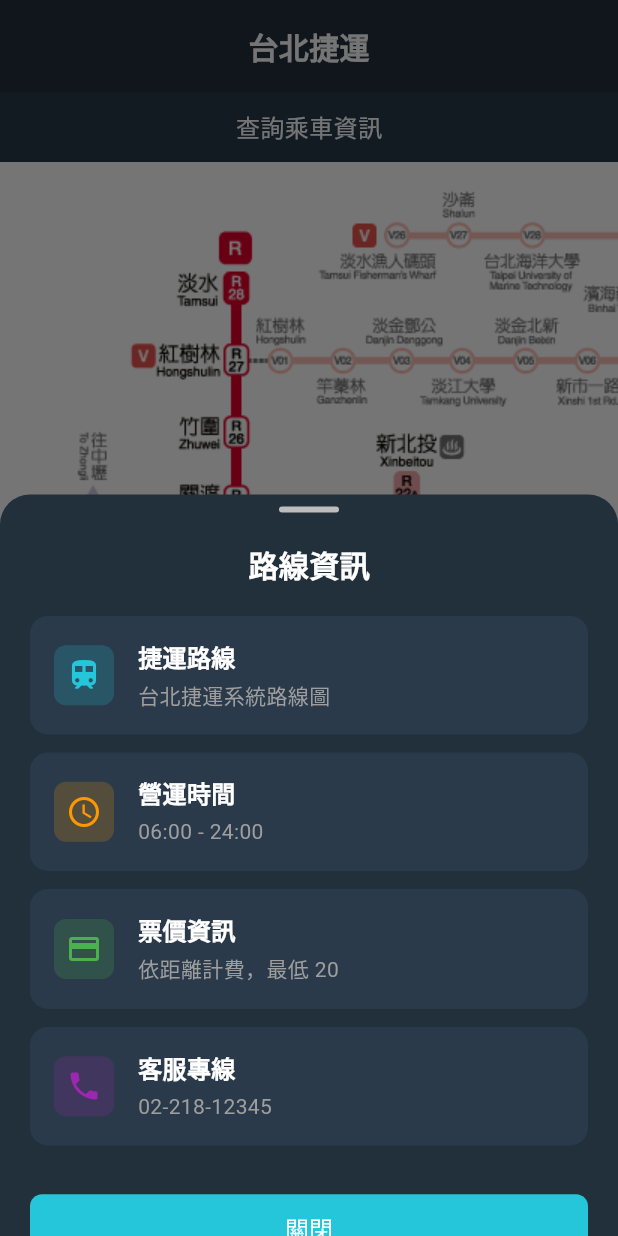
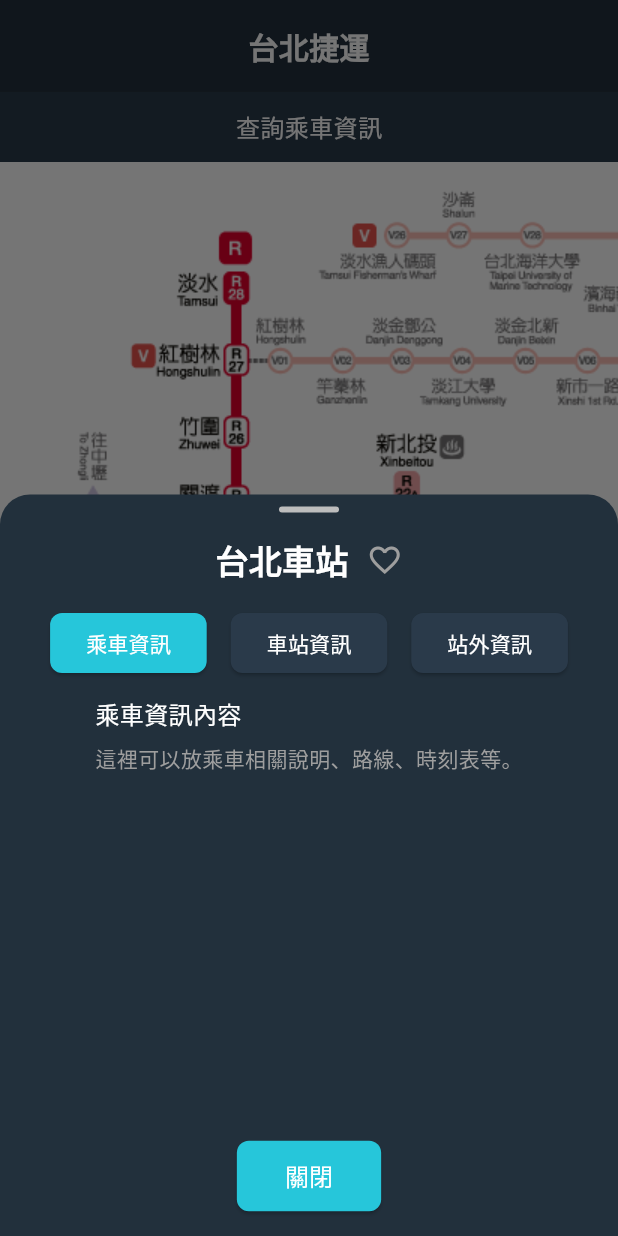
Before and after one commit to xuwwwww/metro-2025, a Flutter app: the RouteInfoPage widget shown alone on an empty page, opened directly, after a tap on the "info" icon, on a phone screen of 412 x 824 dp. Run offline on Flutter 3.47's test engine with Material 3 defaults, Android fonts, the phone set to English and light mode, and no system bars; our stand-ins replace cloud_firestore, firebase_core, firebase_remote_config, package_info_plus, pub_semver, shared_preferences; accounts and stored records are empty; project files that could hold a hidden picture were left out.

Commit message:
Add feature: 地圖標點 from on louis-0.3.0

```diff
--- a/lib/pages/route_info_page.dart
+++ b/lib/pages/route_info_page.dart
@@ -4,151 +4,36 @@
 class RouteInfoPage extends StatelessWidget {
   const RouteInfoPage({super.key});
 
+  // === 地圖原始像素大小 ===
+  static const double kMapW = 960;
+  static const double kMapH = 1280;
+
+  // 站點資料（相對座標 0~1）。先放幾筆示範，之後可用「座標擷取模式」補齊
+  static final List<StationPin> stationPins = [
+    StationPin(id: 'R11', title: '台北101/世貿', fx: 0.74, fy: 0.65),
+    // StationPin(id: 'G03', title: '松山機場', fx: 0.85, fy: 0.35),
+    StationPin(id: 'BL12R10',  title: '松江南京',  fx: 0.51, fy: 0.52),
+    StationPin(id: 'BL14O07',  title: '忠孝新生',  fx: 0.51, fy: 0.58),
+    StationPin(id: 'BL13',  title: '善導寺',  fx: 0.465, fy: 0.58),
+    StationPin(id: 'BL12R10',  title: '台北車站',  fx: 0.41, fy: 0.58),
+    StationPin(id: 'G14R11',  title: '中山',  fx: 0.41, fy: 0.52),
+    StationPin(id: 'BL11G12',  title: '西門',  fx: 0.345, fy: 0.58),
+    StationPin(id: 'G10R08',  title: '中正紀念堂',  fx: 0.41, fy: 0.65),
+    StationPin(id: 'G11',  title: '小南門',  fx: 0.345, fy: 0.645),
+  ];
+
   // Modal Bottom Sheet 函數
-  void _showModalBottomSheet(BuildContext context) {
+  void _showModalBottomSheet(BuildContext context, {String? stationName, String? stationId}) {
     showModalBottomSheet(
       context: context,
       backgroundColor: Colors.transparent,
       isScrollControlled: true,
       builder: (BuildContext context) {
-        return Container(
-          height: MediaQuery.of(context).size.height * 0.6,
-          decoration: const BoxDecoration(
-            color: Color(0xFF22303C),
-            borderRadius: BorderRadius.only(
-              topLeft: Radius.circular(20),
-              topRight: Radius.circular(20),
-            ),
-          ),
-          child: Column(
-            children: [
-              // 拖拉指示器
-              Container(
-                margin: const EdgeInsets.only(top: 8),
-                width: 40,
-                height: 4,
-                decoration: BoxDecoration(
-                  color: Colors.grey[400],
-                  borderRadius: BorderRadius.circular(2),
-                ),
-              ),
-
-              // 標題
-              Container(
-                padding: const EdgeInsets.all(20),
-                child: const Text(
-                  '路線資訊',
-                  style: TextStyle(
-                    color: Colors.white,
-                    fontSize: 20,
-                    fontWeight: FontWeight.bold,
-                  ),
-                ),
-              ),
-
-              // 內容區域
-              Expanded(
-                child: Padding(
-                  padding: const EdgeInsets.symmetric(horizontal: 20),
-                  child: ListView(
-                    children: [
-                      _buildInfoTile(
-                        icon: Icons.train,
-                        title: '捷運路線',
-                        subtitle: '台北捷運系統路線圖',
-                        color: const Color(0xFF26C6DA),
-                      ),
-                      _buildInfoTile(
-                        icon: Icons.access_time,
-                        title: '營運時間',
-                        subtitle: '06:00 - 24:00',
-                        color: Colors.orange,
-                      ),
-                      _buildInfoTile(
-                        icon: Icons.payment,
-                        title: '票價資訊',
-                        subtitle: '依距離計費，最低 20',
-                        color: Colors.green,
-                      ),
-                      _buildInfoTile(
-                        icon: Icons.phone,
-                        title: '客服專線',
-                        subtitle: '02-218-12345',
-                        color: Colors.purple,
-                      ),
-                      const SizedBox(height: 20),
-
-                      // 關閉按鈕
-                      ElevatedButton(
-                        onPressed: () => Navigator.pop(context),
-                        style: ElevatedButton.styleFrom(
-                          backgroundColor: const Color(0xFF26C6DA),
-                          foregroundColor: Colors.white,
-                          padding: const EdgeInsets.symmetric(vertical: 12),
-                          shape: RoundedRectangleBorder(
-                            borderRadius: BorderRadius.circular(8),
-                          ),
-                        ),
-                        child: const Text('關閉', style: TextStyle(fontSize: 16)),
-                      ),
-                    ],
-                  ),
-                ),
-              ),
-            ],
-          ),
+        return _StationInfoSheet(
+          stationName: stationName ?? '台北車站',
+          stationId: stationId ?? 'BL12R10',
         );
       },
-    );
-  }
-
-  // 資訊項目小工具
-  Widget _buildInfoTile({
-    required IconData icon,
-    required String title,
-    required String subtitle,
-    required Color color,
-  }) {
-    return Container(
-      margin: const EdgeInsets.only(bottom: 12),
-      padding: const EdgeInsets.all(16),
-      decoration: BoxDecoration(
-        color: const Color(0xFF2A3A4A),
-        borderRadius: BorderRadius.circular(12),
-      ),
-      child: Row(
-        children: [
-          Container(
-            padding: const EdgeInsets.all(8),
-            decoration: BoxDecoration(
-              color: color.withOpacity(0.2),
-              borderRadius: BorderRadius.circular(8),
-            ),
-            child: Icon(icon, color: color, size: 24),
-          ),
-          const SizedBox(width: 16),
-          Expanded(
-            child: Column(
-              crossAxisAlignment: CrossAxisAlignment.start,
-              children: [
-                Text(
-                  title,
-                  style: const TextStyle(
-                    color: Colors.white,
-                    fontSize: 16,
-                    fontWeight: FontWeight.w600,
-                  ),
-                ),
-                const SizedBox(height: 4),
-                Text(
-                  subtitle,
-                  style: const TextStyle(color: Colors.grey, fontSize: 14),
-                ),
-              ],
-            ),
-          ),
-        ],
-      ),
     );
   }
 
@@ -195,24 +80,29 @@
           Expanded(
             child: Stack(
               children: [
-                // 地圖區域
-                Container(
-                  width: double.infinity,
-                  decoration: BoxDecoration(color: Colors.white),
-                  child: InteractiveViewer(
+                // === 關鍵：把 Stack 放進 InteractiveViewer，讓點位跟地圖一起拖動 ===
+                InteractiveViewer(
                   constrained: false, // 允許圖片超出邊界，支援自由滑動
                   // minScale: 0.5, // 最小縮放比例 - 暫時註解
                   // maxScale: 5.0, // 最大縮放比例 - 暫時註解
                   boundaryMargin: const EdgeInsets.all(0), // 無邊界限制
                   panEnabled: true, // 允許拖拽 - 支援多方向滑動
                   scaleEnabled: false, // 禁用縮放，只允許滑動
-                    child: Image.asset(
+                  child: SizedBox(
+                    width: kMapW,
+                    height: kMapH,
+                    child: Stack(
+                      children: [
+                        // 地圖圖層
+                        Image.asset(
                           'lib/assets/routemap2023n.png',
                           fit: BoxFit.none, // 保持原始大小，允許滑動查看
+                          width: kMapW,
+                          height: kMapH,
                           errorBuilder: (context, error, stackTrace) {
                             return Container(
-                          width: double.infinity,
-                          height: double.infinity,
+                              width: kMapW,
+                              height: kMapH,
                               color: const Color(0xFF1A2327),
                               child: const Center(
                                 child: Column(
@@ -237,6 +127,15 @@
                             );
                           },
                         ),
+
+                        // 站點 pins
+                        for (final pin in stationPins)
+                          _PinWidget(
+                            pin: pin,
+                            onTap: () => _showModalBottomSheet(context, stationName: pin.title, stationId: pin.id),
+                          ),
+                      ],
+                    ),
                   ),
                 ),
 
@@ -258,3 +157,255 @@
     );
   }
 }
+
+// === 資料模型：相對座標 (fx, fy) ===
+class StationPin {
+  final String id;     // 例如 "BL12R10"
+  final String title;  // 顯示名稱
+  final double fx;     // 相對 X（0~1）
+  final double fy;     // 相對 Y（0~1）
+  const StationPin({
+    required this.id,
+    required this.title,
+    required this.fx,
+    required this.fy,
+  });
+}
+
+// === 單一 pin 的呈現（可切換為隱形 hit area）===
+class _PinWidget extends StatelessWidget {
+  const _PinWidget({required this.pin, required this.onTap});
+  final StationPin pin;
+  final VoidCallback onTap;
+
+  static const double _hit = 28;   // 觸控熱區大小
+  static const double _dot = 10;   // 中心圓點（debug用，可隱藏）
+
+  @override
+  Widget build(BuildContext context) {
+    // 由相對座標轉像素位置
+    const mapW = RouteInfoPage.kMapW;
+    const mapH = RouteInfoPage.kMapH;
+    final left = pin.fx * mapW - _hit / 2;
+    final top  = pin.fy * mapH - _hit / 2;
+
+    return Positioned(
+      left: left,
+      top: top,
+      width: _hit,
+      height: _hit,
+      child: InkWell(
+        onTap: onTap,
+        borderRadius: BorderRadius.circular(_hit / 2),
+        child: Center(
+          // 想要「隱形按鈕」就把這顆小方形拿掉
+          child: Container(
+            width: _dot,
+            height: _dot,
+            decoration: BoxDecoration(
+              color: Colors.cyanAccent.withOpacity(0.9),
+              shape: BoxShape.rectangle, // 改為方形
+              borderRadius: BorderRadius.circular(2), // 添加一點圓角
+              boxShadow: const [BoxShadow(blurRadius: 4, spreadRadius: 1)],
+            ),
+          ),
+        ),
+      ),
+    );
+  }
+}
+
+class _StationInfoSheet extends StatefulWidget {
+  final String stationName;
+  final String stationId;
+
+  const _StationInfoSheet({
+    this.stationName = '台北車站',
+    this.stationId = 'BL12R10',
+  });
+
+  @override
+  State<_StationInfoSheet> createState() => _StationInfoSheetState();
+}
+
+class _StationInfoSheetState extends State<_StationInfoSheet> with TickerProviderStateMixin {
+  int selectedIndex = 0;
+  final List<String> tabTitles = ['乘車資訊', '車站資訊', '站外資訊'];
+  bool isFavorite = false;
+  late AnimationController _animationController;
+  late Animation<double> _scaleAnimation;
+
+  @override
+  void initState() {
+    super.initState();
+    _animationController = AnimationController(
+      duration: const Duration(milliseconds: 300),
+      vsync: this,
+    );
+    _scaleAnimation = Tween<double>(
+      begin: 1.0,
+      end: 1.2,
+    ).animate(CurvedAnimation(
+      parent: _animationController,
+      curve: Curves.elasticOut,
+    ));
+  }
+
+  @override
+  void dispose() {
+    _animationController.dispose();
+    super.dispose();
+  }
+
+  void _toggleFavorite() {
+    setState(() {
+      isFavorite = !isFavorite;
+    });
+
+    // 播放動畫
+    _animationController.forward().then((_) {
+      _animationController.reverse();
+    });
+  }
+
+  @override
+  Widget build(BuildContext context) {
+    return Container(
+      height: MediaQuery.of(context).size.height * 0.6,
+      decoration: const BoxDecoration(
+        color: Color(0xFF22303C),
+        borderRadius: BorderRadius.only(
+          topLeft: Radius.circular(20),
+          topRight: Radius.circular(20),
+        ),
+      ),
+      child: Column(
+        children: [
+          // 拖拉指示器
+          Container(
+            margin: const EdgeInsets.only(top: 8),
+            width: 40,
+            height: 4,
+            decoration: BoxDecoration(
+              color: Colors.grey[400],
+              borderRadius: BorderRadius.circular(2),
+            ),
+          ),
+          // 第一行：車站名稱
+          Container(
+            padding: const EdgeInsets.symmetric(vertical: 16),
+            child: Row(
+              mainAxisAlignment: MainAxisAlignment.center,
+              children: [
+                Text(
+                  widget.stationName,
+                  style: const TextStyle(
+                    color: Colors.white,
+                    fontSize: 22,
+                    fontWeight: FontWeight.bold,
+                  ),
+                ),
+                const SizedBox(width: 12),
+                AnimatedBuilder(
+                  animation: _scaleAnimation,
+                  builder: (context, child) {
+                    return Transform.scale(
+                      scale: _scaleAnimation.value,
+                      child: GestureDetector(
+                        onTap: _toggleFavorite,
+                        child: AnimatedSwitcher(
+                          duration: const Duration(milliseconds: 200),
+                          child: Icon(
+                            isFavorite ? Icons.favorite : Icons.favorite_border,
+                            key: ValueKey(isFavorite),
+                            color: isFavorite ? Colors.red : Colors.grey,
+                            size: 24,
+                          ),
+                        ),
+                      ),
+                    );
+                  },
+                ),
+              ],
+            ),
+          ),
+          // 第二行：三個按鈕
+          Row(
+            mainAxisAlignment: MainAxisAlignment.center,
+            children: List.generate(3, (i) => Padding(
+              padding: const EdgeInsets.symmetric(horizontal: 8),
+              child: ElevatedButton(
+                onPressed: () => setState(() => selectedIndex = i),
+                style: ElevatedButton.styleFrom(
+                  backgroundColor: selectedIndex == i ? const Color(0xFF26C6DA) : const Color(0xFF2A3A4A),
+                  foregroundColor: Colors.white,
+                  shape: RoundedRectangleBorder(
+                    borderRadius: BorderRadius.circular(8),
+                  ),
+                ),
+                child: Text(tabTitles[i]),
+              ),
+            )),
+          ),
+          const SizedBox(height: 12),
+          // 下方內容區域
+          Expanded(
+            child: Padding(
+              padding: const EdgeInsets.symmetric(horizontal: 20),
+              child: _buildTabContent(selectedIndex),
+            ),
+          ),
+          const SizedBox(height: 12),
+          // 關閉按鈕
+          ElevatedButton(
+            onPressed: () => Navigator.pop(context),
+            style: ElevatedButton.styleFrom(
+              backgroundColor: const Color(0xFF26C6DA),
+              foregroundColor: Colors.white,
+              padding: const EdgeInsets.symmetric(vertical: 12, horizontal: 32),
+              shape: RoundedRectangleBorder(
+                borderRadius: BorderRadius.circular(8),
+              ),
+            ),
+            child: const Text('關閉', style: TextStyle(fontSize: 16)),
+          ),
+          const SizedBox(height: 16),
+        ],
+      ),
+    );
+  }
+
+  Widget _buildTabContent(int index) {
+    switch (index) {
+      case 0:
+        return Column(
+          crossAxisAlignment: CrossAxisAlignment.start,
+          children: const [
+            Text('乘車資訊內容', style: TextStyle(color: Colors.white, fontSize: 16)),
+            SizedBox(height: 8),
+            Text('這裡可以放乘車相關說明、路線、時刻表等。', style: TextStyle(color: Colors.grey)),
+          ],
+        );
+      case 1:
+        return Column(
+          crossAxisAlignment: CrossAxisAlignment.start,
+          children: const [
+            Text('車站資訊內容', style: TextStyle(color: Colors.white, fontSize: 16)),
+            SizedBox(height: 8),
+            Text('這裡可以放車站設施、出口、轉乘等資訊。', style: TextStyle(color: Colors.grey)),
+          ],
+        );
+      case 2:
+        return Column(
+          crossAxisAlignment: CrossAxisAlignment.start,
+          children: const [
+            Text('站外資訊內容', style: TextStyle(color: Colors.white, fontSize: 16)),
+            SizedBox(height: 8),
+            Text('這裡可以放周邊景點、美食、交通等資訊。', style: TextStyle(color: Colors.grey)),
+          ],
+        );
+      default:
+        return Container();
+    }
+  }
+}
```
Lines whose indentation alone changed are shown as unchanged.
